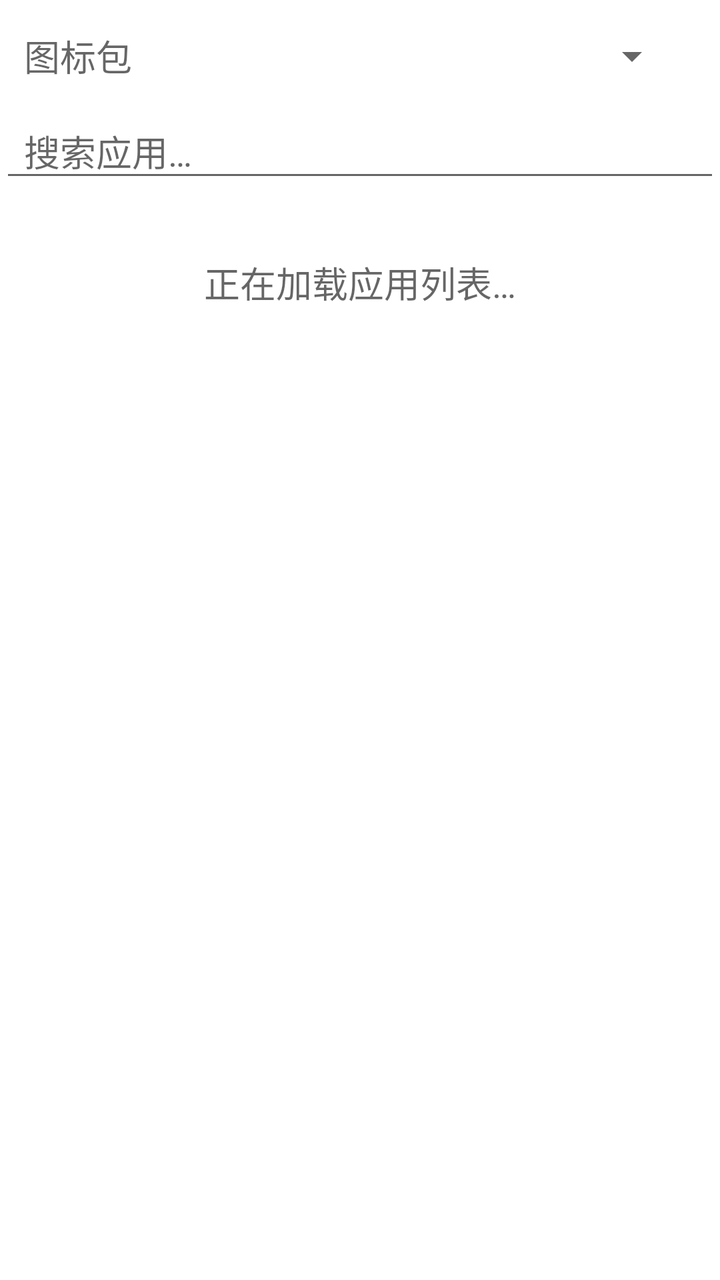
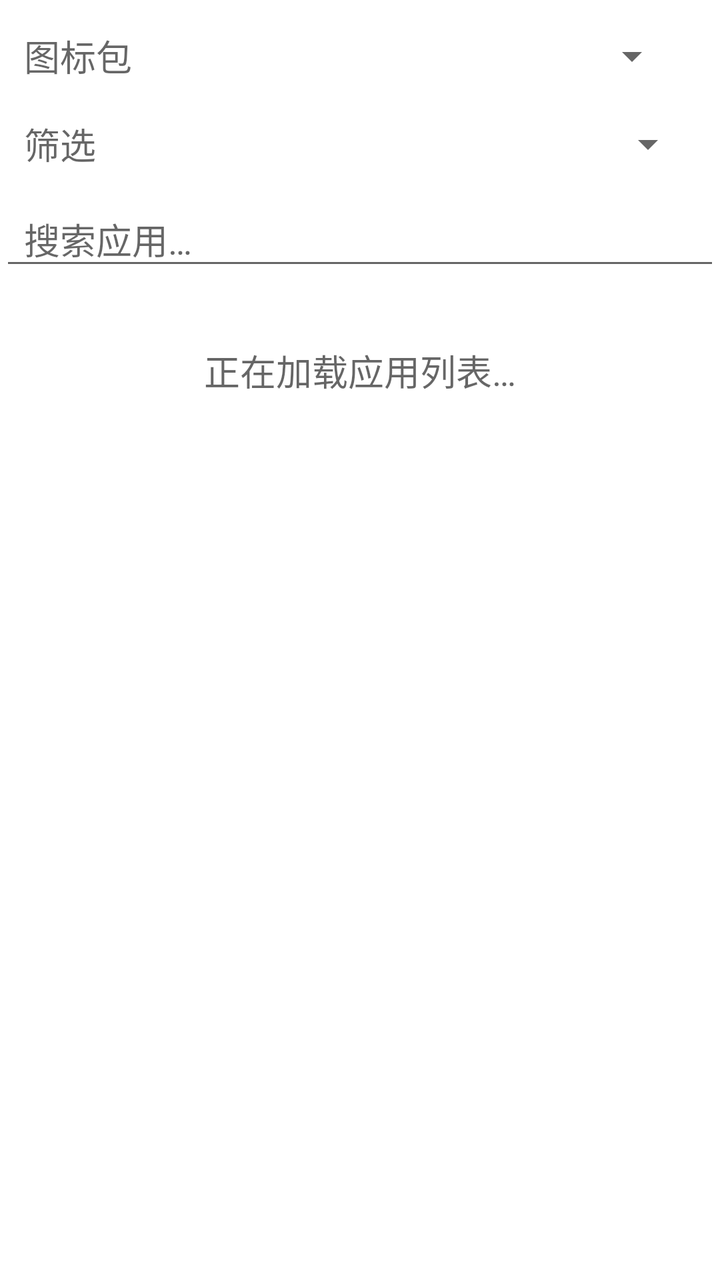

Compare the two renders of this Android layout. The source of the first and the diff that turns it into the second are given below.
<!-- AndroidManifest.xml: fallback theme Theme.MaterialComponents.DayNight.NoActionBar -->
<!-- res/layout/page_apps.xml -->
<?xml version="1.0" encoding="utf-8"?>
<LinearLayout xmlns:android="http://schemas.android.com/apk/res/android"
    android:layout_width="match_parent"
    android:layout_height="match_parent"
    android:orientation="vertical"
    android:background="?android:attr/colorBackground"
    android:fitsSystemWindows="true">

    <LinearLayout
        android:layout_width="match_parent"
        android:layout_height="wrap_content"
        android:orientation="horizontal"
        android:gravity="center_vertical"
        android:paddingStart="12dp"
        android:paddingEnd="12dp"
        android:paddingTop="8dp"
        android:paddingBottom="4dp">

        <TextView
            android:layout_width="wrap_content"
            android:layout_height="wrap_content"
            android:text="图标包"
            android:textAppearance="?android:attr/textAppearanceMedium"
            android:layout_marginEnd="8dp" />

        <Spinner
            android:id="@+id/spinnerIconPack"
            android:layout_width="0dp"
            android:layout_height="40dp"
            android:layout_weight="1" />

        <TextView
            android:id="@+id/tvIconCount"
            android:layout_width="wrap_content"
            android:layout_height="wrap_content"
            android:textAppearance="?android:attr/textAppearanceSmall"
            android:textColor="?android:attr/textColorSecondary"
            android:layout_marginStart="8dp" />
    </LinearLayout>

    <EditText
        android:id="@+id/etSearch"
        android:layout_width="match_parent"
        android:layout_height="44dp"
        android:hint="@string/app_list_search_hint"
        android:paddingStart="12dp"
        android:paddingEnd="12dp"
        android:singleLine="true"
        android:inputType="textFilter" />

    <TextView
        android:id="@+id/tvEmpty"
        android:layout_width="match_parent"
        android:layout_height="wrap_content"
        android:text="@string/app_list_loading"
        android:gravity="center"
        android:padding="32dp"
        android:textAppearance="?android:attr/textAppearanceMedium"
        android:textColor="?android:attr/textColorSecondary" />

    <androidx.recyclerview.widget.RecyclerView
        android:id="@+id/recyclerView"
        android:layout_width="match_parent"
        android:layout_height="0dp"
        android:layout_weight="1"
        android:visibility="gone" />

</LinearLayout>
<!-- resources referenced by this layout -->
<resources>
  <string name="app_list_loading">正在加载应用列表…</string>
  <string name="app_list_search_hint">搜索应用…</string>
</resources>

<!-- the commit's change to res/layout/page_apps.xml (unified diff, before → after) -->
@@ -38,6 +38,31 @@
             android:layout_marginStart="8dp" />
     </LinearLayout>
 
+    
+    <LinearLayout
+        android:layout_width="match_parent"
+        android:layout_height="wrap_content"
+        android:orientation="horizontal"
+        android:gravity="center_vertical"
+        android:paddingStart="12dp"
+        android:paddingEnd="12dp"
+        android:paddingTop="0dp"
+        android:paddingBottom="4dp">
+
+        <TextView
+            android:layout_width="wrap_content"
+            android:layout_height="wrap_content"
+            android:text="筛选"
+            android:textAppearance="?android:attr/textAppearanceMedium"
+            android:layout_marginEnd="8dp" />
+
+        <Spinner
+            android:id="@+id/spinnerAppFilter"
+            android:layout_width="0dp"
+            android:layout_height="40dp"
+            android:layout_weight="1" />
+    </LinearLayout>
+
     <EditText
         android:id="@+id/etSearch"
         android:layout_width="match_parent"
